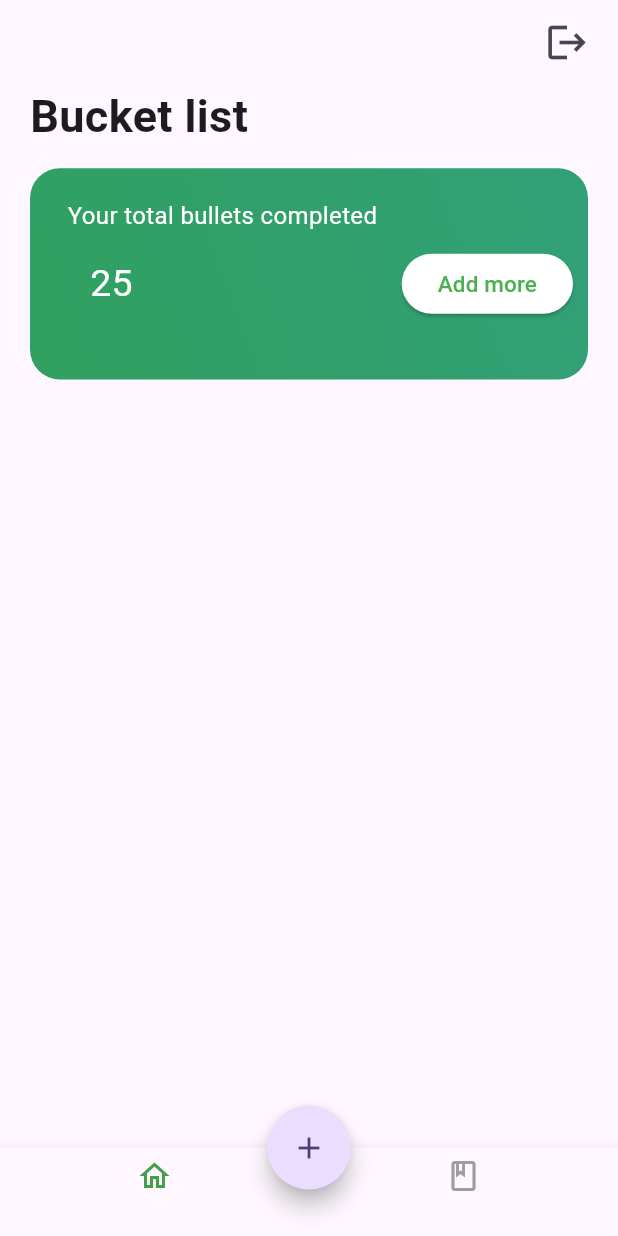
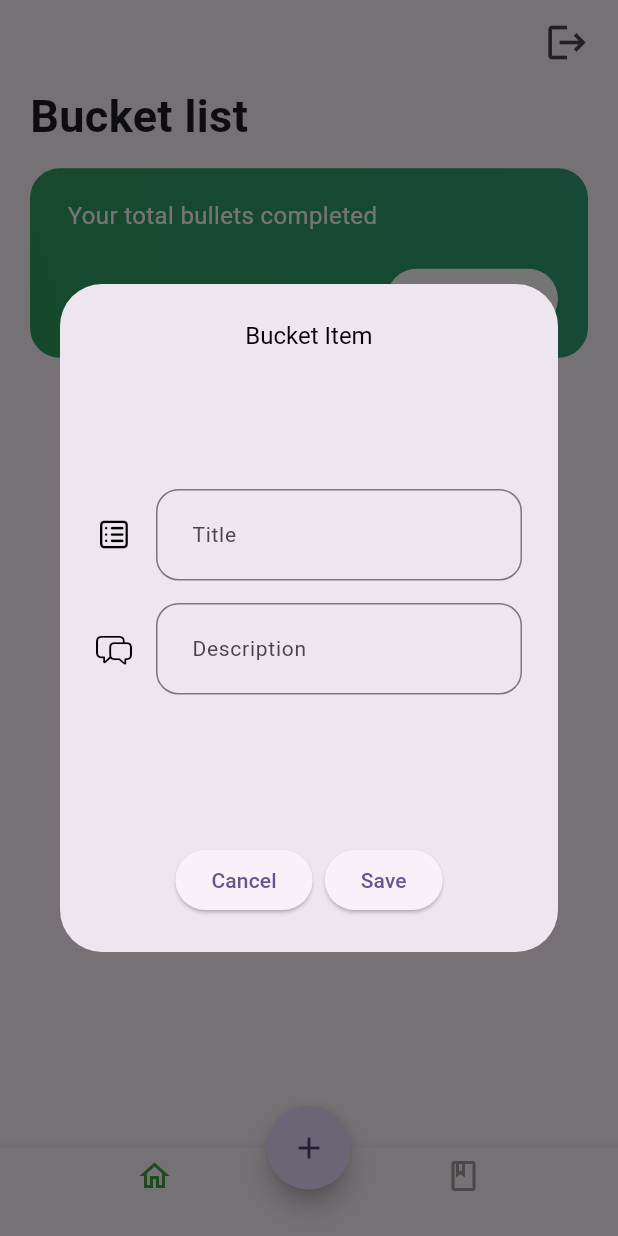
Before and after one commit to JustChung/PicBucket, a Flutter app: the screen it shows once a user with an empty profile is signed in, after a tap on "Add more", on a phone screen of 412 x 824 dp. Run offline on Flutter 3.47's test engine with Material 3 defaults, Android fonts, the phone set to English and light mode, and no system bars; our stand-ins replace camera, cloud_firestore, dropdown_button2, firebase_auth, firebase_core, firebase_storage and 1 more; missing offline and left inert: firebase_app_check; accounts and stored records are empty.

Commit message:
modified styling

```diff
--- a/lib/home_page.dart
+++ b/lib/home_page.dart
@@ -1,6 +1,7 @@
 import 'package:flutter/material.dart';
 import './list.dart';
 import 'package:firebase_auth/firebase_auth.dart';
+import './widgets/add_dialog.dart';
 
 class HomePage extends StatefulWidget {
   const HomePage({super.key, required this.title});
@@ -62,7 +63,7 @@ class _HomePageState extends State<HomePage> {
               ),
             ),
             Expanded (
-              flex: 25,
+              flex: 23,
               child:
                 Container(
                   margin: const EdgeInsets.all(20.0),
@@ -101,7 +102,7 @@ class _HomePageState extends State<HomePage> {
                                 child: Align(
                                   alignment: Alignment.topLeft,
                                   child: Text(
-                                    "25",
+                                    "...",
                                     style: TextStyle(
                                       fontSize: 25,
                                       color: Colors.white,
@@ -111,11 +112,18 @@ class _HomePageState extends State<HomePage> {
                               )
                             ),
                             Padding(
-                              padding: const EdgeInsets.all(10.0),
+                              padding: const EdgeInsets.all(20.0),
                               child: Align(
                                 alignment: Alignment.bottomRight,
                                 child: ElevatedButton(
-                                  onPressed: () => print('tapped!'),
+                                  onPressed: () {
+                                    showDialog(
+                                      context: context,
+                                      builder: (BuildContext context) {
+                                        return const AddTaskAlertDialog();
+                                      },
+                                    );
+                                  },
                                   style: ElevatedButton.styleFrom(
                                     backgroundColor: Colors.white,
                                   ),
@@ -136,7 +144,7 @@ class _HomePageState extends State<HomePage> {
                 ),
             ),
             Expanded(
-                flex: 68,
+                flex: 70,
                 child: Tasks()
             )
           ],
```
